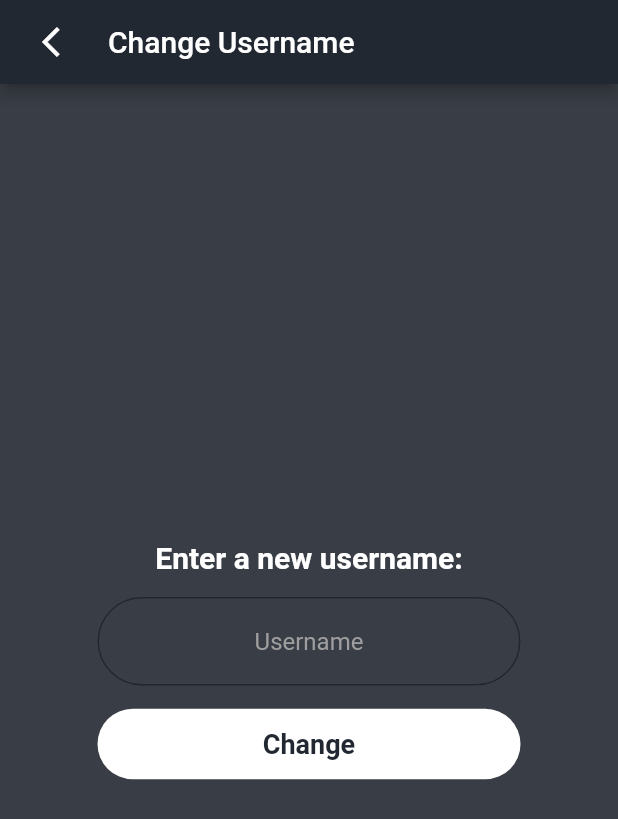
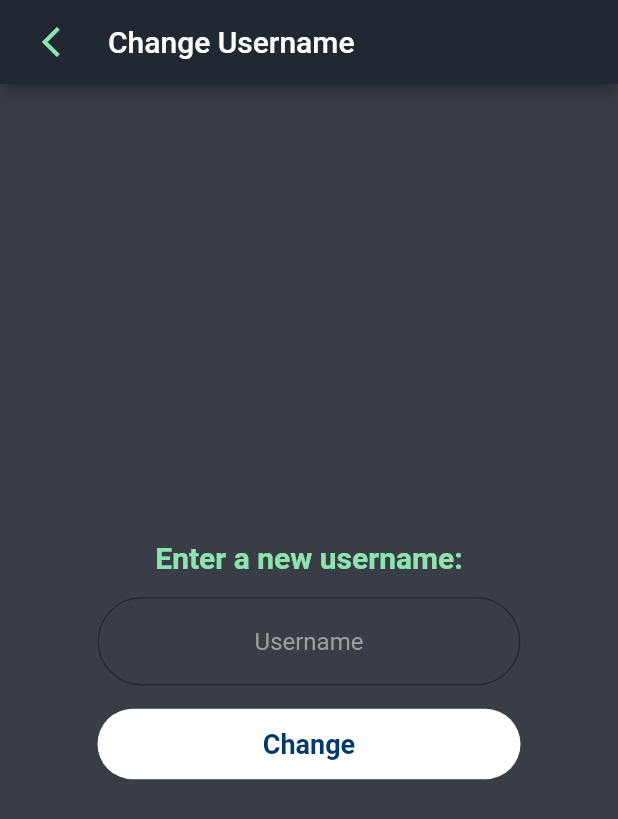
Before and after one commit to austinhogan11/text_marks_the_spot_app, a Flutter app: the ChangeUserNameScreen screen opened by its route, on a phone screen of 412 x 824 dp. Shown: the top 819 px of the screen. Run offline on Flutter 3.47's test engine with Material 2 defaults, Android fonts, the phone set to English and light mode, and no system bars; our stand-ins replace cloud_firestore, firebase_auth, firebase_core, geolocator, google_maps_flutter, google_sign_in; missing offline and left inert: apple_sign_in; accounts and stored records are empty.

Commit message:
UI color change

```diff
--- a/lib/components/settings_button.dart
+++ b/lib/components/settings_button.dart
@@ -1,4 +1,5 @@
 import 'package:flutter/material.dart';
+import 'package:text_marks_the_spot_app/constants.dart';
 import 'package:text_marks_the_spot_app/functionality/authentication/user_authentication_handling.dart';
 import 'package:text_marks_the_spot_app/screens/authentication/login_screen.dart';
 
@@ -27,7 +28,7 @@ class SettingsButton extends StatelessWidget {
           borderRadius: BorderRadius.circular(15.0),
         ),
         highlightElevation: 0,
-        borderSide: BorderSide(color: Colors.white, width: 2.0),
+        borderSide: BorderSide(color: MedGrn, width: 2.0),
         child: Padding(
           padding: const EdgeInsets.fromLTRB(0, 10, 0, 10),
           child: Row(
@@ -40,7 +41,7 @@ class SettingsButton extends StatelessWidget {
                   style: TextStyle(
                     height: 1.5,
                     fontSize: 20,
-                    color: Colors.white,
+                    color: MedGrn,
                     fontWeight: FontWeight.bold,
                   ),
                 ),
--- a/lib/constants.dart
+++ b/lib/constants.dart
@@ -11,17 +11,17 @@ const Color DrkGrn = Color(0Xff379683);
 
 const Color MedGrn = Color(0xff8EE4AF);
 
-const Color grn = const Color(0xFFEDF5E1);
+const Color Alabaster = const Color(0xFFEDF5E1);
 
 const Icon kBackIconButton = Icon(
   Icons.arrow_back_ios,
-  color: Colors.white,
+  color: MedGrn,
 );
 
 const Icon kSettingsIconButton = Icon(
   Icons.settings,
   size: 30.0,
-  color: Colors.white,
+  color: MedGrn,
 );
 
 const TextStyle kTextMarkTextStyleBold = TextStyle(
--- a/lib/screens/account_settings/account_screen.dart
+++ b/lib/screens/account_settings/account_screen.dart
@@ -63,7 +63,7 @@ class _AccountScreenState extends State<AccountScreen> {
                 child: Text(
                   username == null ? '' : username,
                   style: TextStyle(
-                    color: Colors.white,
+                    color: MedGrn,
                     fontSize: 20.0,
                     fontWeight: FontWeight.bold,
                   ),
--- a/lib/screens/account_settings/change_username_screen.dart
+++ b/lib/screens/account_settings/change_username_screen.dart
@@ -23,7 +23,7 @@ class ChangeUserNameScreen extends StatelessWidget {
             onPressed: () => Navigator.pop(context, false),
             icon: Icon(
               Icons.arrow_back_ios,
-              color: Colors.white,
+              color: MedGrn,
             ),
           ),
         ),
@@ -40,7 +40,7 @@ class ChangeUserNameScreen extends StatelessWidget {
                 'Enter a new username:',
                 style: TextStyle(
                   fontSize: 20.0,
-                  color: Colors.white,
+                  color: MedGrn,
                   fontWeight: FontWeight.bold,
                 ),
               ),
@@ -50,7 +50,7 @@ class ChangeUserNameScreen extends StatelessWidget {
               TextField(
                 textAlign: TextAlign.center,
                 style: TextStyle(
-                  color: grn,
+                  color: Alabaster,
                 ),
                 decoration: InputDecoration(
                   border: OutlineInputBorder(
@@ -68,7 +68,7 @@ class ChangeUserNameScreen extends StatelessWidget {
               ),
               CustomButton(
                 color: Colors.white,
-                textColor: kPrimaryColor,
+                textColor: KIconFill,
                 fontSize: 18.0,
                 btnText: 'Change',
                 onTap: () {
--- a/lib/screens/home/create_textmark_screen.dart
+++ b/lib/screens/home/create_textmark_screen.dart
@@ -56,7 +56,7 @@ class _CreateTextMarkState extends State<CreateTextMark> {
                   'Create a Text Mark',
                   style: TextStyle(
                     fontSize: 25.0,
-                    color: Colors.white,
+                    color: MedGrn,
                     fontWeight: FontWeight.bold,
                   ),
                 ),
--- a/lib/screens/home/home_screen.dart
+++ b/lib/screens/home/home_screen.dart
@@ -119,7 +119,7 @@ class _HomeScreenState extends State<HomeScreen> {
                                   child: Icon(
                                     Icons.location_searching_sharp,
                                     size: 45.0,
-                                    color: Colors.white,
+                                    color: Alabaster,
                                   ),
                                 ),
                                 shape: CircleBorder(),
@@ -147,7 +147,7 @@ class _HomeScreenState extends State<HomeScreen> {
                                   child: Icon(
                                     Icons.message_sharp,
                                     size: 45.0,
-                                    color: grn,
+                                    color: Alabaster,
                                   ),
                                 ),
                                 shape: CircleBorder(),
@@ -161,7 +161,7 @@ class _HomeScreenState extends State<HomeScreen> {
                         ),
                         CustomButton(
                           color: kPrimaryColor,
-                          textColor: Colors.white,
+                          textColor: MedGrn,
                           btnText: 'Create a Text Mark',
                           fontSize: 22.5,
                           onTap: () async {
```
